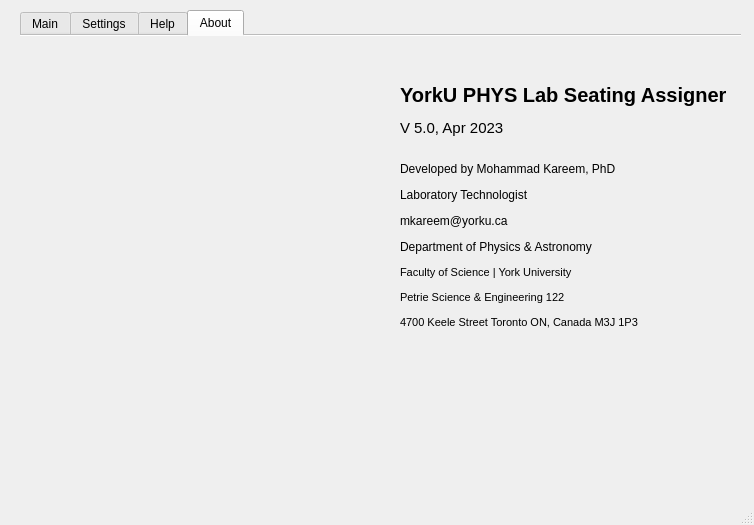
Before: the Qt Designer form YorkULabSeating_v5.ui in tdgskinner/yorku-phys-lab-seating, drawn with Qt 5.
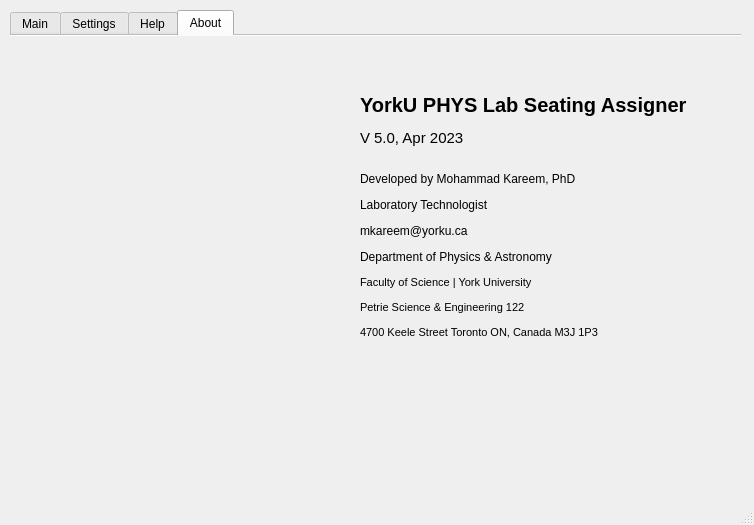
After: the same form once the commit is applied. The open tabs and pages were chosen to show the change. Icons and pictures are not drawn.

```diff
--- a/YorkULabSeating_v5.ui
+++ b/YorkULabSeating_v5.ui
@@ -26,9 +26,9 @@
     </property>
     <property name="geometry">
      <rect>
-      <x>20</x>
+      <x>10</x>
       <y>10</y>
-      <width>721</width>
+      <width>731</width>
       <height>491</height>
      </rect>
     </property>
@@ -686,9 +686,9 @@
      <widget class="QLabel" name="label">
       <property name="geometry">
        <rect>
-        <x>380</x>
-        <y>20</y>
-        <width>331</width>
+        <x>350</x>
+        <y>30</y>
+        <width>351</width>
         <height>301</height>
        </rect>
       </property>
@@ -706,8 +706,8 @@
        <rect>
         <x>20</x>
         <y>110</y>
-        <width>331</width>
-        <height>111</height>
+        <width>311</width>
+        <height>101</height>
        </rect>
       </property>
       <property name="text">
```
Left out of the diff: 4 changed lines with no effect on the pictures.
